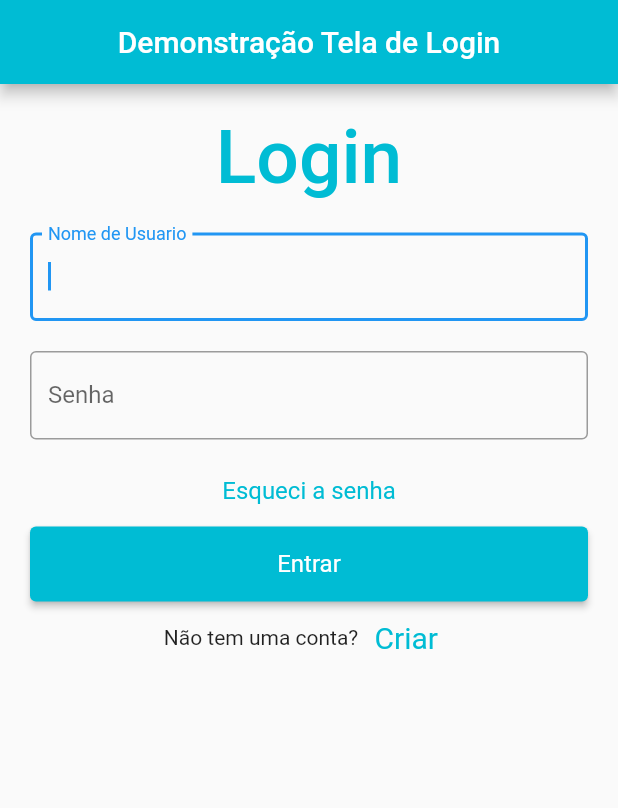
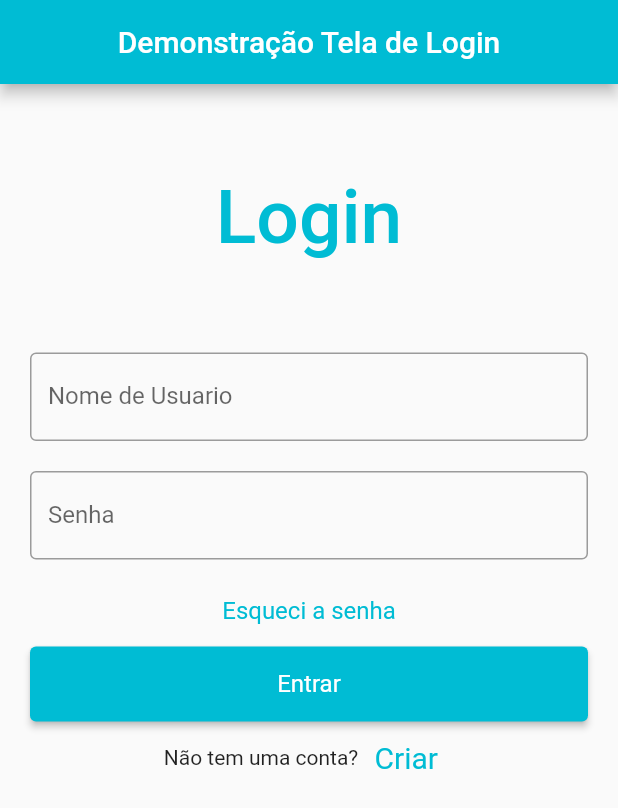
Before and after one commit to Gustavo0Henrick/FlutterTestRepos, a Flutter app: the screen it shows after launch, on a phone screen of 412 x 824 dp. Shown: the top 808 px of the screen. Run offline on Flutter 3.47's test engine with Material 2 defaults, Android fonts, the phone set to English and light mode, and no system bars.

Commit message:
ajustado a tela de login

```diff
--- a/flutter_sandbox/lib/core/components/custom_container_text.dart
+++ b/flutter_sandbox/lib/core/components/custom_container_text.dart
@@ -11,7 +11,7 @@ class CustomContainerText extends StatelessWidget {
   Widget build(BuildContext context) {
     return Container(
         alignment: Alignment.center,
-        padding: EdgeInsets.all(10),
+        padding: EdgeInsets.all(50),
         child: Text(
           txt,
           style: TextStyle(
--- a/flutter_sandbox/lib/core/components/custom_container_textbox.dart
+++ b/flutter_sandbox/lib/core/components/custom_container_textbox.dart
@@ -12,7 +12,7 @@ class CustomContainerTextBox extends StatelessWidget {
     return Container(
       padding: EdgeInsets.all(10),
       child: TextField(
-        autofocus: true,
+        autofocus: false,
         controller: controller,
         decoration: InputDecoration(
           border: OutlineInputBorder(),
--- a/flutter_sandbox/lib/main.dart
+++ b/flutter_sandbox/lib/main.dart
@@ -7,6 +7,7 @@ class MeuApp extends StatelessWidget {
   @override
   Widget build(BuildContext context) {
     return new MaterialApp(
+      debugShowCheckedModeBanner: false,
       title: 'Flutter Login Demo',
       theme: ThemeData(
         primarySwatch: Colors.blue,
```
